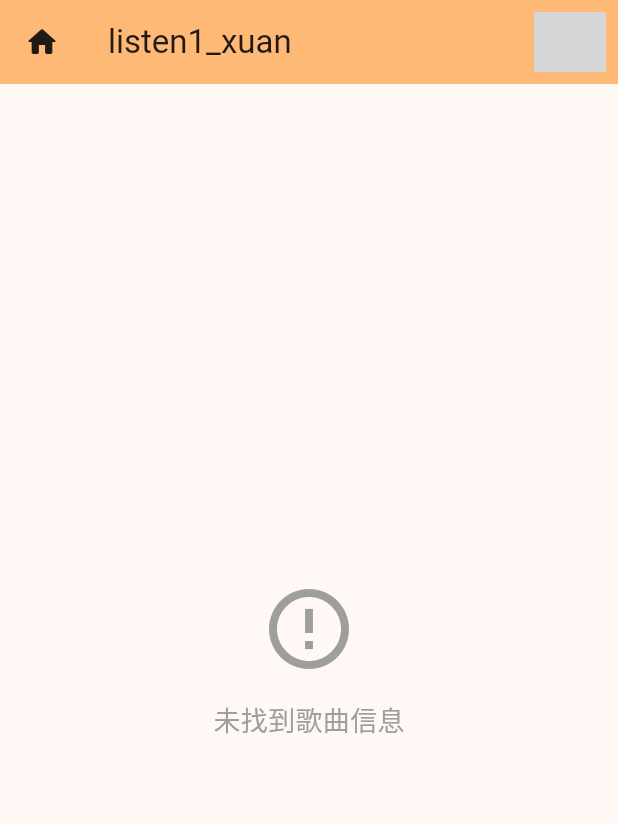
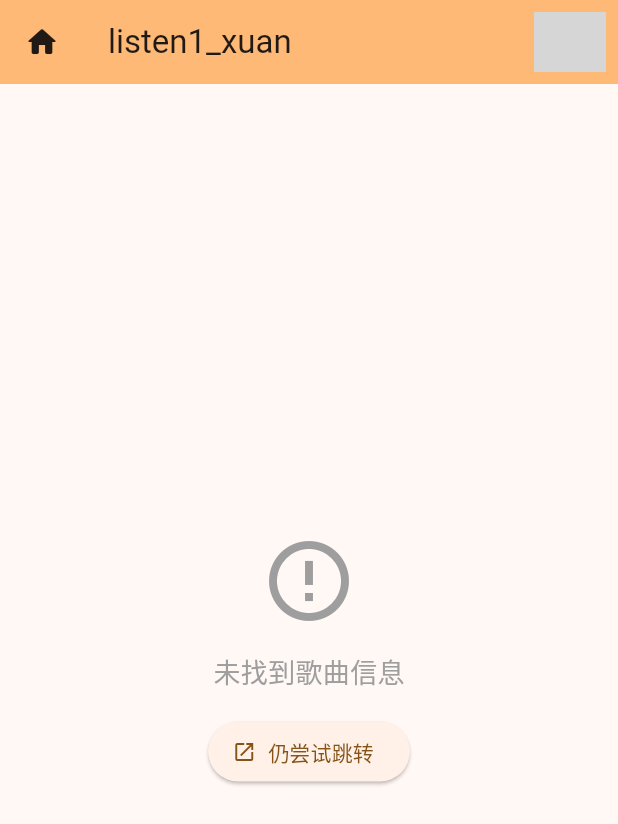
Before and after one commit to HBWuChang/listen1_xuan_web_intr, a Flutter app: the ApeiriePage screen opened by its route, on a phone screen of 412 x 824 dp. Shown: the top 824 px of the screen. Run offline on Flutter 3.47's test engine with Material 3 defaults, Android fonts, the phone set to English and light mode, and no system bars; our stand-ins replace app_links, extended_image, get; missing offline and left inert: iconify_flutter; grey boxes are pictures that could not be loaded.

Commit message:
gzip支持 cf

```diff
--- a/lib/controller/ApeiriaController.dart
+++ b/lib/controller/ApeiriaController.dart
@@ -37,7 +37,7 @@ class ApeiriaController extends GetxController {
         if (arguments.containsKey('track')) {
           final trackData = arguments['track'];
           if (trackData is String) {
-            currentTrack.value = Track.fromBase64(trackData);
+            currentTrack.value = Track.fromBase64MaybeGzip(trackData);
           } else if (trackData is Track) {
             currentTrack.value = trackData;
           }
@@ -57,7 +57,7 @@ class ApeiriaController extends GetxController {
 
         if (queryParameters.containsKey('track')) {
           String trackBase64 = queryParameters['track']!;
-          currentTrack.value = Track.fromBase64(trackBase64);
+          currentTrack.value = Track.fromBase64MaybeGzip(trackBase64);
         } else if (queryParameters.containsKey('trackId')) {
           final trackId = queryParameters['trackId']!;
           debugPrint('Received trackId from URL: $trackId');
--- a/lib/pages/Apeiria.dart
+++ b/lib/pages/Apeiria.dart
@@ -35,21 +35,27 @@ class ApeiriePage extends StatelessWidget {
         () => controller.isLoading.value
             ? const Center(child: CircularProgressIndicator())
             : controller.currentTrack.value == null
-            ? _buildErrorView()
+            ? _buildErrorView(controller)
             : _buildTrackView(controller),
       ),
     );
   }
 
   /// 构建错误视图
-  Widget _buildErrorView() {
-    return const Center(
+  Widget _buildErrorView(ApeiriaController controller) {
+    return Center(
       child: Column(
         mainAxisAlignment: MainAxisAlignment.center,
         children: [
           Icon(Icons.error_outline, size: 64, color: Colors.grey),
           SizedBox(height: 16),
           Text('未找到歌曲信息', style: TextStyle(fontSize: 18, color: Colors.grey)),
+          SizedBox(height: 16),
+          ElevatedButton.icon(
+            onPressed: controller.redir,
+            icon: Icon(Icons.open_in_new, size: 16),
+            label: Text('仍尝试跳转'),
+          ),
         ],
       ),
     );
```
Also changed, not shown: lib/models/track.dart (+31 -7 lines).
